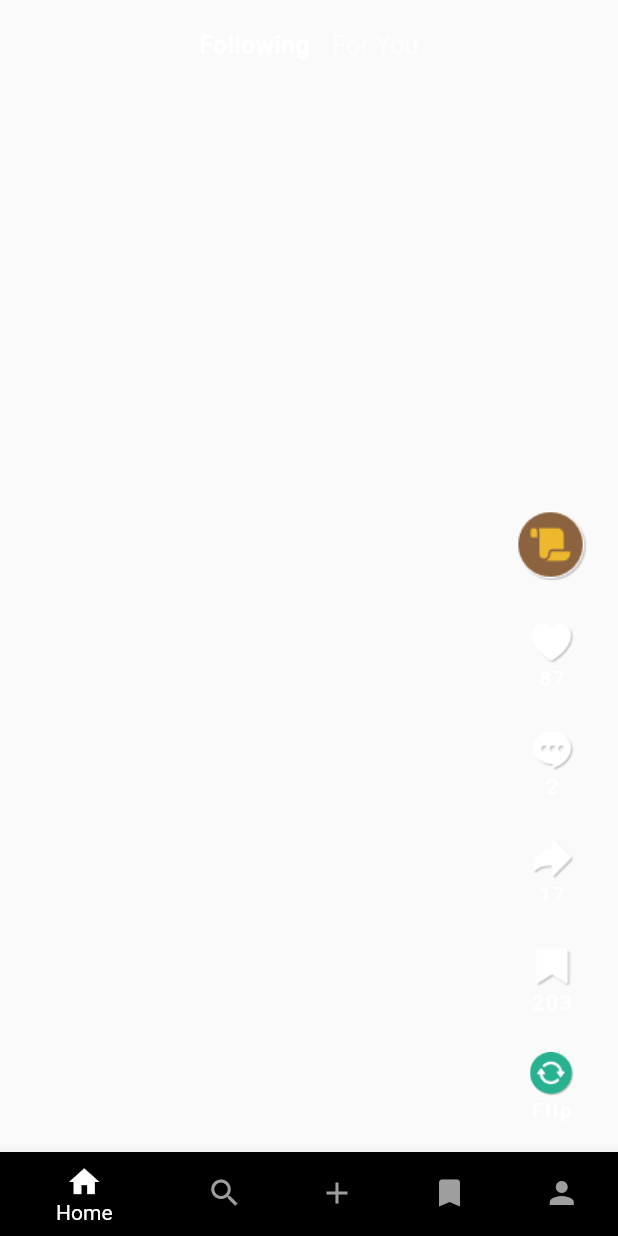
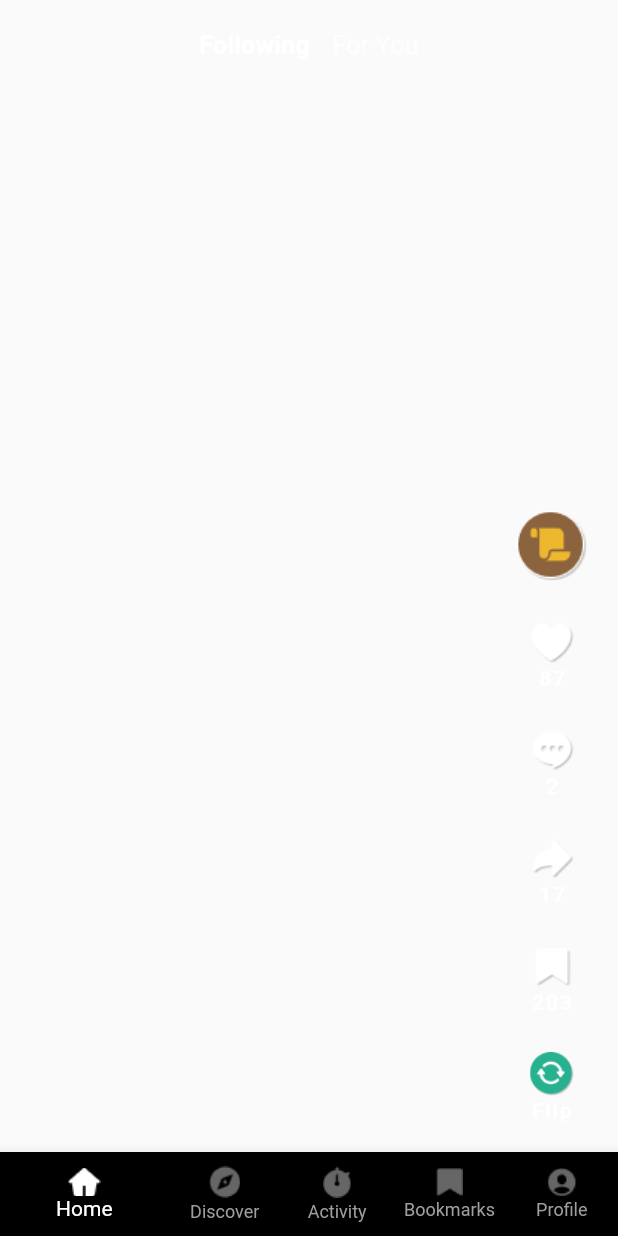
Before and after one commit to ShanavasPS/FlutterTikTokClone, a Flutter app: the screen it shows after launch, on a phone screen of 412 x 824 dp. Run offline on Flutter 3.47's test engine with Material 2 defaults, Android fonts, the phone set to English and light mode, and no system bars; network calls fail.

Commit message:
Added proper bottombar icons

```diff
--- a/lib/main.dart
+++ b/lib/main.dart
@@ -365,30 +365,31 @@ Widget buildBottomNavigationBar(BuildContext context) {
       canvasColor: Colors.black, // Set the background color to black
     ),
     child: BottomNavigationBar(
-      items: const <BottomNavigationBarItem>[
+      items: <BottomNavigationBarItem>[
         BottomNavigationBarItem(
-          icon: Icon(Icons.home),
+          icon: Image.asset("images/Home.png"),
           label: 'Home',
         ),
         BottomNavigationBarItem(
-          icon: Icon(Icons.search),
+          icon: Image.asset("images/Discover.png"),
           label: 'Discover',
         ),
         BottomNavigationBarItem(
-          icon: Icon(Icons.add),
+          icon: Image.asset("images/Activity.png"),
           label: 'Activity',
         ),
         BottomNavigationBarItem(
-          icon: Icon(Icons.bookmark),
+          icon: Image.asset("images/Bookmarks.png"),
           label: 'Bookmarks',
         ),
         BottomNavigationBarItem(
-          icon: Icon(Icons.person),
+          icon: Image.asset("images/Profile.png"),
           label: 'Profile',
         ),
       ],
       selectedItemColor: Colors.white,
       unselectedItemColor: Colors.grey,
+      showUnselectedLabels: true,
     ),
   );
 }
--- a/pubspec.yaml
+++ b/pubspec.yaml
@@ -67,6 +67,11 @@ flutter:
     - images/Refresh.png
     - images/Share.png
     - images/Comments.png
+    - images/Home.png
+    - images/Discover.png
+    - images/Activity.png
+    - images/Bookmarks.png
+    - images/Profile.png
   #   - images/a_dot_ham.jpeg
 
   # An image asset can refer to one or more resolution-specific "variants", see
```
Also changed, not shown: images/Activity.png (added), images/Bookmarks.png (added), images/Discover.png (added), images/Home.png (added), images/Profile.png (added).
